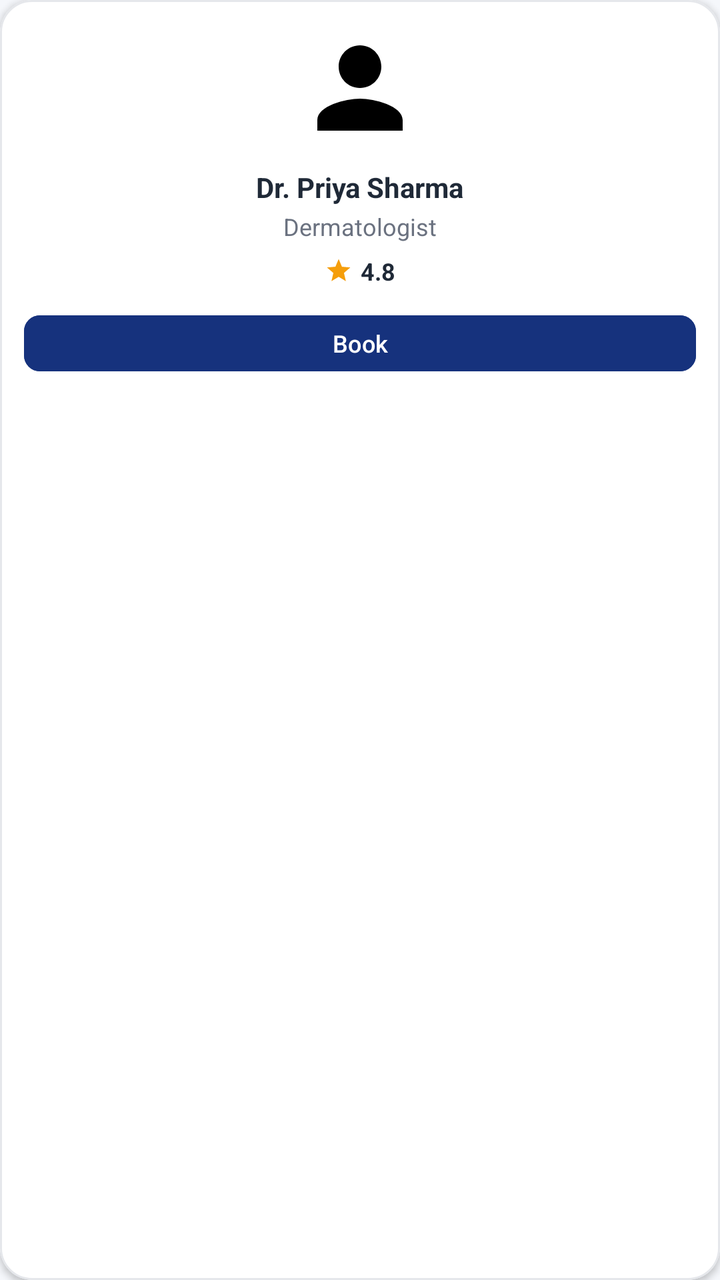
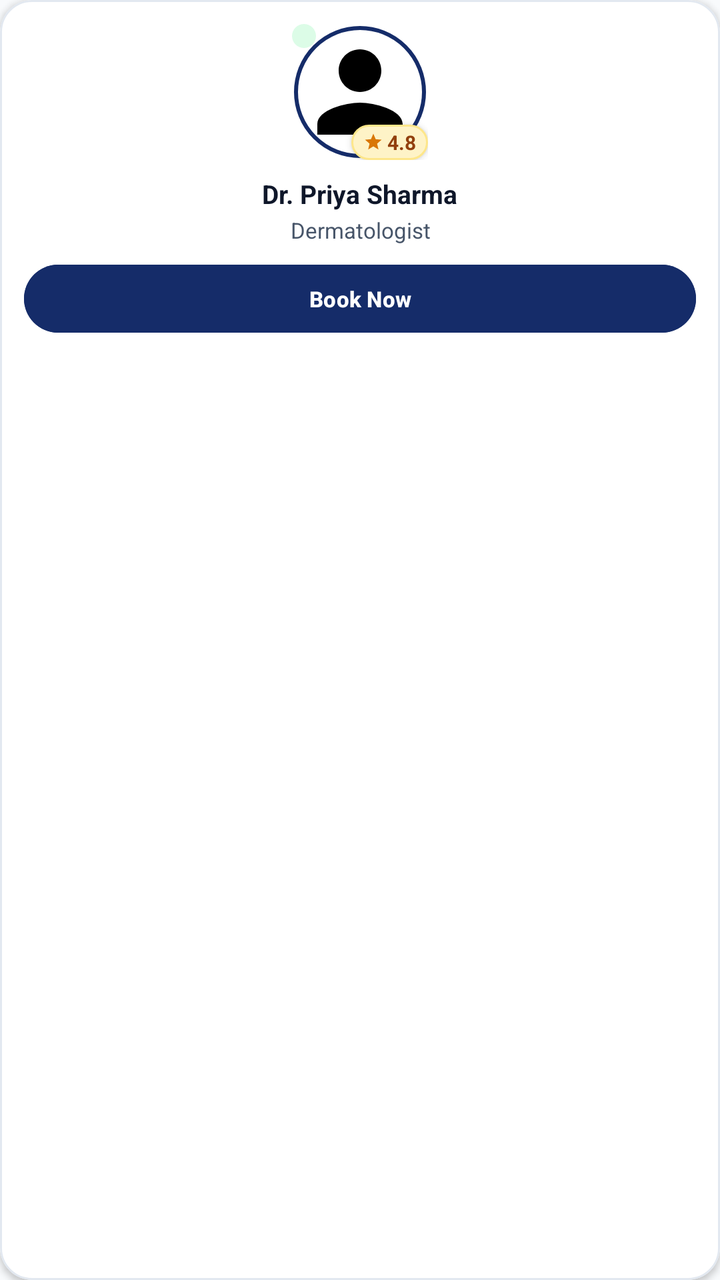

Two renders of the same Android screen: before a commit and after it. Below are the layout's source before the change and the commit's diff.
<!-- AndroidManifest.xml: application theme Theme.CareWell -->
<!-- res/layout/item_doctor_preview.xml -->
<?xml version="1.0" encoding="utf-8"?>
<com.google.android.material.card.MaterialCardView xmlns:android="http://schemas.android.com/apk/res/android"
    xmlns:app="http://schemas.android.com/apk/res-auto"
    android:layout_width="match_parent"
    android:layout_height="wrap_content"
    android:layout_margin="6dp"
    app:cardCornerRadius="16dp"
    app:cardElevation="2dp"
    app:strokeColor="@color/card_stroke"
    app:strokeWidth="1dp"
    app:cardBackgroundColor="@color/surface_white">

    <LinearLayout
        android:layout_width="match_parent"
        android:layout_height="wrap_content"
        android:gravity="center_horizontal"
        android:orientation="vertical"
        android:padding="12dp">

        <com.google.android.material.imageview.ShapeableImageView
            android:id="@+id/iv_doctor_preview"
            android:layout_width="64dp"
            android:layout_height="64dp"
            android:scaleType="centerCrop"
            android:src="@drawable/ic_user"
            app:shapeAppearanceOverlay="@style/ShapeAppearanceOverlay.App.Corner8dp"
            android:contentDescription="Doctor Preview Image" />

        <TextView
            android:id="@+id/tv_doctor_name_preview"
            android:layout_width="wrap_content"
            android:layout_height="wrap_content"
            android:layout_marginTop="8dp"
            android:text="Dr. Priya Sharma"
            android:textColor="@color/text_primary"
            android:textSize="14sp"
            android:textStyle="bold"
            android:maxLines="1"
            android:ellipsize="end" />

        <TextView
            android:id="@+id/tv_specialization_preview"
            android:layout_width="wrap_content"
            android:layout_height="wrap_content"
            android:layout_marginTop="2dp"
            android:text="Dermatologist"
            android:textColor="@color/text_secondary"
            android:textSize="12sp"
            android:maxLines="1"
            android:ellipsize="end" />

        <LinearLayout
            android:layout_width="wrap_content"
            android:layout_height="wrap_content"
            android:layout_marginTop="6dp"
            android:gravity="center_vertical"
            android:orientation="horizontal">

            <ImageView
                android:layout_width="14dp"
                android:layout_height="14dp"
                android:src="@drawable/ic_star"
                android:contentDescription="Rating star" />

            <TextView
                android:id="@+id/tv_rating_preview"
                android:layout_width="wrap_content"
                android:layout_height="wrap_content"
                android:layout_marginStart="4dp"
                android:text="4.8"
                android:textColor="@color/text_primary"
                android:textSize="12sp"
                android:textStyle="bold" />
        </LinearLayout>

        <com.google.android.material.button.MaterialButton
            android:id="@+id/btn_book_preview"
            android:layout_width="match_parent"
            android:layout_height="36dp"
            android:layout_marginTop="10dp"
            android:backgroundTint="@color/primary"
            android:text="Book"
            android:textColor="@color/white"
            android:textSize="12sp"
            app:cornerRadius="8dp"
            android:padding="0dp" />

    </LinearLayout>

</com.google.android.material.card.MaterialCardView>
<!-- resources referenced by this layout -->
<resources>
  <color name="card_stroke">#E5E7EB</color>
  <color name="primary">#16327D</color>
  <color name="surface_white">#FFFFFF</color>
  <color name="text_primary">#1F2937</color>
  <color name="text_secondary">#6B7280</color>
  <color name="white">#FFFFFF</color>
  <!-- drawable ic_star (drawable) -->
  <vector xmlns:android="http://schemas.android.com/apk/res/android"
      android:width="24dp"
      android:height="24dp"
      android:viewportWidth="24"
      android:viewportHeight="24">
      <path
          android:fillColor="#F59E0B"
          android:pathData="M12,17.27L18.18,21l-1.64,-7.03L22,9.24l-7.19,-0.61L12,2 9.19,8.63 2,9.24l5.46,4.73L5.82,21z"/>
  </vector>
  <!-- drawable ic_user (drawable) -->
  <vector xmlns:android="http://schemas.android.com/apk/res/android"
      android:width="24dp"
      android:height="24dp"
      android:viewportWidth="24"
      android:viewportHeight="24">
      <path
          android:fillColor="#FF000000"
          android:pathData="M12,12c2.21,0 4,-1.79 4,-4s-1.79,-4 -4,-4 -4,1.79 -4,4 1.79,4 4,4zm0,2c-2.67,0 -8,1.34 -8,4v2h16v-2c0,-2.66 -5.33,-4 -8,-4z"/>
  </vector>
  <style name="ShapeAppearanceOverlay.App.Corner8dp" parent="">
          <item name="cornerSize">8dp</item>
      </style>
  <style name="Theme.CareWell" parent="Base.Theme.CareWell" />
  <style name="Base.Theme.CareWell" parent="Theme.Material3.Light.NoActionBar">
          <item name="colorPrimary">@color/primary</item>
          <item name="colorPrimaryVariant">@color/primary_dark</item>
          <item name="colorOnPrimary">@color/white</item>
          <item name="colorSecondary">@color/secondary</item>
          <item name="colorSecondaryVariant">@color/secondary</item>
          <item name="colorOnSecondary">@color/white</item>
          <item name="android:statusBarColor">@color/white</item>
          <item name="android:windowLightStatusBar">true</item>
          <item name="android:windowBackground">@color/background_light</item>
      </style>
  <color name="primary_dark">#0F2359</color>
  <color name="secondary">#3B82F6</color>
  <color name="background_light">#F5F7FB</color>
</resources>

<!-- the commit's change to res/layout/item_doctor_preview.xml (unified diff, before → after) -->
@@ -1,14 +1,14 @@
 <?xml version="1.0" encoding="utf-8"?>
 <com.google.android.material.card.MaterialCardView xmlns:android="http://schemas.android.com/apk/res/android"
     xmlns:app="http://schemas.android.com/apk/res-auto"
-    android:layout_width="match_parent"
+    android:layout_width="165dp"
     android:layout_height="wrap_content"
     android:layout_margin="6dp"
+    app:cardBackgroundColor="@color/surface_white"
     app:cardCornerRadius="16dp"
     app:cardElevation="2dp"
     app:strokeColor="@color/card_stroke"
-    app:strokeWidth="1dp"
-    app:cardBackgroundColor="@color/surface_white">
+    app:strokeWidth="1dp">
 
     <LinearLayout
         android:layout_width="match_parent"
@@ -17,73 +17,102 @@
         android:orientation="vertical"
         android:padding="12dp">
 
-        <com.google.android.material.imageview.ShapeableImageView
-            android:id="@+id/iv_doctor_preview"
-            android:layout_width="64dp"
-            android:layout_height="64dp"
-            android:scaleType="centerCrop"
-            android:src="@drawable/ic_user"
-            app:shapeAppearanceOverlay="@style/ShapeAppearanceOverlay.App.Corner8dp"
-            android:contentDescription="Doctor Preview Image" />
+        <FrameLayout
+            android:layout_width="wrap_content"
+            android:layout_height="wrap_content"
+            android:layout_gravity="center_horizontal">
+
+            <com.google.android.material.imageview.ShapeableImageView
+                android:id="@+id/iv_doctor_preview"
+                android:layout_width="68dp"
+                android:layout_height="68dp"
+                android:layout_gravity="center"
+                android:contentDescription="Doctor Preview Image"
+                android:padding="2dp"
+                android:scaleType="centerCrop"
+                android:src="@drawable/ic_user"
+                app:shapeAppearanceOverlay="@style/ShapeAppearanceOverlay.App.Circle"
+                app:strokeColor="@color/primary"
+                app:strokeWidth="2dp" />
+
+            
+            <View
+                android:id="@+id/view_available_dot"
+                android:layout_width="12dp"
+                android:layout_height="12dp"
+                android:layout_gravity="top|start"
+                android:background="@drawable/bg_badge_verified" />
+
+            
+            <LinearLayout
+                android:layout_width="wrap_content"
+                android:layout_height="wrap_content"
+                android:layout_gravity="bottom|end"
+                android:background="@drawable/bg_rating_chip"
+                android:elevation="2dp"
+                android:gravity="center_vertical"
+                android:paddingHorizontal="6dp"
+                android:paddingVertical="2dp">
+
+                <ImageView
+                    android:layout_width="10dp"
+                    android:layout_height="10dp"
+                    android:contentDescription="Rating star"
+                    android:src="@drawable/ic_star"
+                    app:tint="@color/warning_yellow" />
+
+                <TextView
+                    android:id="@+id/tv_rating_preview"
+                    android:layout_width="wrap_content"
+                    android:layout_height="wrap_content"
+                    android:layout_marginStart="2dp"
+                    android:text="4.8"
+                    android:textColor="#92400E"
+                    android:textSize="10sp"
+                    android:textStyle="bold" />
+            </LinearLayout>
+
+        </FrameLayout>
 
         <TextView
             android:id="@+id/tv_doctor_name_preview"
             android:layout_width="wrap_content"
             android:layout_height="wrap_content"
             android:layout_marginTop="8dp"
+            android:ellipsize="end"
+            android:gravity="center"
+            android:maxLines="1"
             android:text="Dr. Priya Sharma"
             android:textColor="@color/text_primary"
-            android:textSize="14sp"
-            android:textStyle="bold"
-            android:maxLines="1"
-            android:ellipsize="end" />
+            android:textSize="13sp"
+            android:textStyle="bold" />
 
         <TextView
             android:id="@+id/tv_specialization_preview"
             android:layout_width="wrap_content"
             android:layout_height="wrap_content"
             android:layout_marginTop="2dp"
+            android:ellipsize="end"
+            android:gravity="center"
+            android:maxLines="1"
             android:text="Dermatologist"
             android:textColor="@color/text_secondary"
-            android:textSize="12sp"
-            android:maxLines="1"
-            android:ellipsize="end" />
-
-        <LinearLayout
-            android:layout_width="wrap_content"
-            android:layout_height="wrap_content"
-            android:layout_marginTop="6dp"
-            android:gravity="center_vertical"
-            android:orientation="horizontal">
-
-            <ImageView
-                android:layout_width="14dp"
-                android:layout_height="14dp"
-                android:src="@drawable/ic_star"
-                android:contentDescription="Rating star" />
-
-            <TextView
-                android:id="@+id/tv_rating_preview"
-                android:layout_width="wrap_content"
-                android:layout_height="wrap_content"
-                android:layout_marginStart="4dp"
-                android:text="4.8"
-                android:textColor="@color/text_primary"
-                android:textSize="12sp"
-                android:textStyle="bold" />
-        </LinearLayout>
+            android:textSize="11sp" />
 
         <com.google.android.material.button.MaterialButton
             android:id="@+id/btn_book_preview"
             android:layout_width="match_parent"
-            android:layout_height="36dp"
+            android:layout_height="34dp"
             android:layout_marginTop="10dp"
             android:backgroundTint="@color/primary"
-            android:text="Book"
+            android:insetTop="0dp"
+            android:insetBottom="0dp"
+            android:padding="0dp"
+            android:text="Book Now"
             android:textColor="@color/white"
-            android:textSize="12sp"
-            app:cornerRadius="8dp"
-            android:padding="0dp" />
+            android:textSize="11sp"
+            android:textStyle="bold"
+            app:cornerRadius="17dp" />
 
     </LinearLayout>
 
<!-- resource entries referenced after the edit -->
@@ -1,11 +1,29 @@
 <!-- resources referenced by this layout -->
 <resources>
-  <color name="card_stroke">#E5E7EB</color>
-  <color name="primary">#16327D</color>
+  <color name="card_stroke">#E2E8F0</color>
+  <color name="primary">#152C69</color>
   <color name="surface_white">#FFFFFF</color>
-  <color name="text_primary">#1F2937</color>
-  <color name="text_secondary">#6B7280</color>
+  <color name="text_primary">#0F172A</color>
+  <color name="text_secondary">#475569</color>
+  <color name="warning_yellow">#D97706</color>
   <color name="white">#FFFFFF</color>
+  <!-- drawable bg_badge_verified (drawable) -->
+  <?xml version="1.0" encoding="utf-8"?>
+  <shape xmlns:android="http://schemas.android.com/apk/res/android"
+      android:shape="rectangle">
+      <solid android:color="#DCFCE7" />
+      <corners android:radius="6dp" />
+  </shape>
+  <!-- drawable bg_rating_chip (drawable) -->
+  <?xml version="1.0" encoding="utf-8"?>
+  <shape xmlns:android="http://schemas.android.com/apk/res/android"
+      android:shape="rectangle">
+      <solid android:color="#FEF3C7" />
+      <corners android:radius="12dp" />
+      <stroke
+          android:width="1dp"
+          android:color="#FDE68A" />
+  </shape>
   <!-- drawable ic_star (drawable) -->
   <vector xmlns:android="http://schemas.android.com/apk/res/android"
       android:width="24dp"
@@ -26,8 +44,8 @@
           android:fillColor="#FF000000"
           android:pathData="M12,12c2.21,0 4,-1.79 4,-4s-1.79,-4 -4,-4 -4,1.79 -4,4 1.79,4 4,4zm0,2c-2.67,0 -8,1.34 -8,4v2h16v-2c0,-2.66 -5.33,-4 -8,-4z"/>
   </vector>
-  <style name="ShapeAppearanceOverlay.App.Corner8dp" parent="">
-          <item name="cornerSize">8dp</item>
+  <style name="ShapeAppearanceOverlay.App.Circle" parent="">
+          <item name="cornerSize">50%</item>
       </style>
   <style name="Theme.CareWell" parent="Base.Theme.CareWell" />
   <style name="Base.Theme.CareWell" parent="Theme.Material3.Light.NoActionBar">
@@ -40,9 +58,14 @@
           <item name="android:statusBarColor">@color/white</item>
           <item name="android:windowLightStatusBar">true</item>
           <item name="android:windowBackground">@color/background_light</item>
+          <item name="colorSecondaryContainer">@color/primary_light</item>
+          <item name="colorOnSecondaryContainer">@color/primary</item>
+          <item name="android:navigationBarColor">@color/white</item>
+          <item name="android:windowLightNavigationBar" tools:targetApi="o_mr1">true</item>
       </style>
-  <color name="primary_dark">#0F2359</color>
-  <color name="secondary">#3B82F6</color>
-  <color name="background_light">#F5F7FB</color>
+  <color name="primary_dark">#0D1D47</color>
+  <color name="secondary">#2563EB</color>
+  <color name="background_light">#F8FAFC</color>
+  <color name="primary_light">#EBF1FF</color>
 </resources>
 
